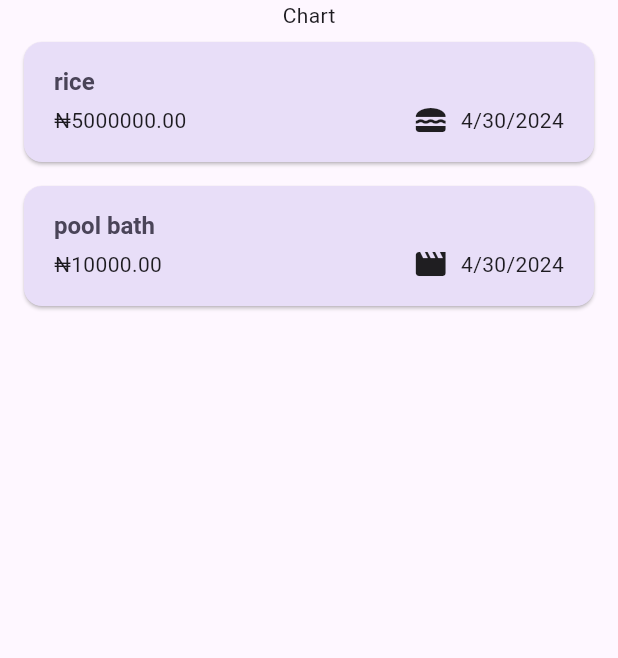
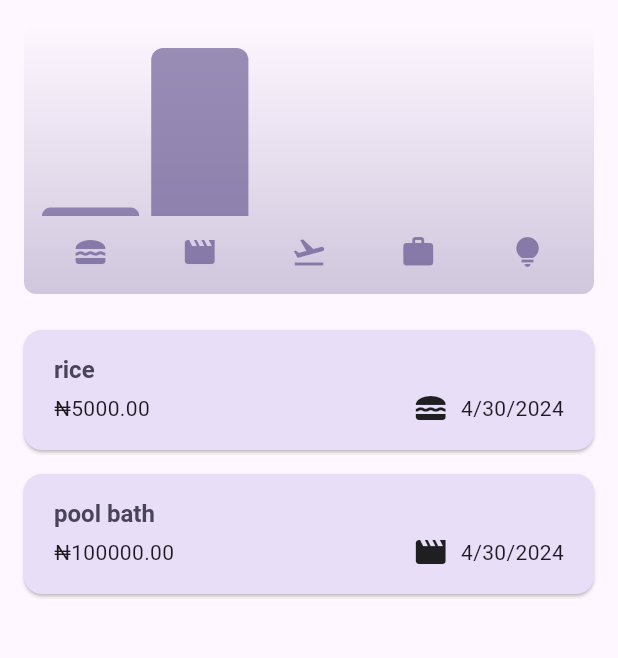
Before and after one commit to ogoigbe12/expense_tracker, a Flutter app: the screen it shows after launch, on a phone screen of 412 x 824 dp, the part 84-742 px from its top. Run offline on Flutter 3.47's test engine with Material 3 defaults, Android fonts, the phone set to English and light mode, and no system bars.

Commit message:
"Update expense amount values and integrate Chart widget in Expense app"
This commit updates the amount values of some expense items and integrates the Chart widget from the chart package into the Expense app. The Chart widget is added to the Exp

```diff
--- /dev/null
+++ b/lib/widget/chart/chart.dart
@@ -0,0 +1,95 @@
+import 'package:expense_tracker/models/expenses.dart';
+import 'package:expense_tracker/widget/chart/chart_bar.dart';
+import 'package:flutter/material.dart';
+
+class Chart extends StatelessWidget {
+  const Chart({super.key, required this.expenses});
+
+  final List<Expenses> expenses;
+
+  List<ExpenseBucket> get buckets {
+    return [
+      ExpenseBucket.forCategory(expenses, Category.food),
+      ExpenseBucket.forCategory(expenses, Category.leisure),
+      ExpenseBucket.forCategory(expenses, Category.travel),
+      ExpenseBucket.forCategory(expenses, Category.work),
+      ExpenseBucket.forCategory(expenses, Category.others),
+    ];
+  }
+
+  double get maxTotalExpense {
+    double maxTotalExpense = 0;
+
+    for (final bucket in buckets) {
+      if (bucket.totalExpenses > maxTotalExpense) {
+        maxTotalExpense = bucket.totalExpenses;
+      }
+    }
+
+    return maxTotalExpense;
+  }
+
+  @override
+  Widget build(BuildContext context) {
+    final isDarkMode =
+        MediaQuery.of(context).platformBrightness == Brightness.dark;
+    return Container(
+      margin: const EdgeInsets.all(16),
+      padding: const EdgeInsets.symmetric(
+        vertical: 16,
+        horizontal: 8,
+      ),
+      width: double.infinity,
+      height: 180,
+      decoration: BoxDecoration(
+        borderRadius: BorderRadius.circular(8),
+        gradient: LinearGradient(
+          colors: [
+            Theme.of(context).colorScheme.primary.withOpacity(0.3),
+            Theme.of(context).colorScheme.primary.withOpacity(0.0)
+          ],
+          begin: Alignment.bottomCenter,
+          end: Alignment.topCenter,
+        ),
+      ),
+      child: Column(
+        children: [
+          Expanded(
+            child: Row(
+              crossAxisAlignment: CrossAxisAlignment.end,
+              children: [
+                for (final bucket in buckets) // alternative to map()
+                  ChartBar(
+                    fill: bucket.totalExpenses == 0
+                        ? 0
+                        : bucket.totalExpenses / maxTotalExpense,
+                  )
+              ],
+            ),
+          ),
+          const SizedBox(height: 12),
+          Row(
+            children: buckets
+                .map(
+                  (bucket) => Expanded(
+                    child: Padding(
+                      padding: const EdgeInsets.symmetric(horizontal: 4),
+                      child: Icon(
+                        categoryIcons[bucket.category],
+                        color: isDarkMode
+                            ? Theme.of(context).colorScheme.secondary
+                            : Theme.of(context)
+                                .colorScheme
+                                .primary
+                                .withOpacity(0.7),
+                      ),
+                    ),
+                  ),
+                )
+                .toList(),
+          )
+        ],
+      ),
+    );
+  }
+}
--- /dev/null
+++ b/lib/widget/chart/chart_bar.dart
@@ -0,0 +1,34 @@
+import 'package:flutter/material.dart';
+
+class ChartBar extends StatelessWidget {
+  const ChartBar({
+    super.key,
+    required this.fill,
+  });
+
+  final double fill;
+
+  @override
+  Widget build(BuildContext context) {
+    final isDarkMode =
+        MediaQuery.of(context).platformBrightness == Brightness.dark;
+    return Expanded(
+      child: Padding(
+        padding: const EdgeInsets.symmetric(horizontal: 4),
+        child: FractionallySizedBox(
+          heightFactor: fill, // 0 <> 1
+          child: DecoratedBox(
+            decoration: BoxDecoration(
+              shape: BoxShape.rectangle,
+              borderRadius:
+                  const BorderRadius.vertical(top: Radius.circular(8)),
+              color: isDarkMode
+                  ? Theme.of(context).colorScheme.secondary
+                  : Theme.of(context).colorScheme.primary.withOpacity(0.65),
+            ),
+          ),
+        ),
+      ),
+    );
+  }
+}
--- a/lib/widget/expense.dart
+++ b/lib/widget/expense.dart
@@ -1,3 +1,4 @@
+import 'package:expense_tracker/widget/chart/chart.dart';
 import 'package:expense_tracker/widget/expenses_list/list_expenses.dart';
 import 'package:expense_tracker/models/expenses.dart';
 import 'package:expense_tracker/widget/new_expense.dart';
@@ -13,13 +14,13 @@ class Expense extends StatefulWidget {
 class _ExpenseState extends State<Expense> {
   final List<Expenses> _registeredExpenses = [
     Expenses(
-      amount: 5000000,
+      amount: 5000,
       category: Category.food,
       date: DateTime.now(),
       title: 'rice',
     ),
     Expenses(
-      amount: 10000,
+      amount: 100000,
       category: Category.leisure,
       date: DateTime.now(),
       title: 'pool bath',
@@ -89,7 +90,7 @@ class _ExpenseState extends State<Expense> {
       ),
       body: Column(
         children: [
-          const Text('Chart'),
+          Chart(expenses: _registeredExpenses),
           Expanded(child: mainConnect),
         ],
       ),
```
Also changed, not shown: 1 other file.
